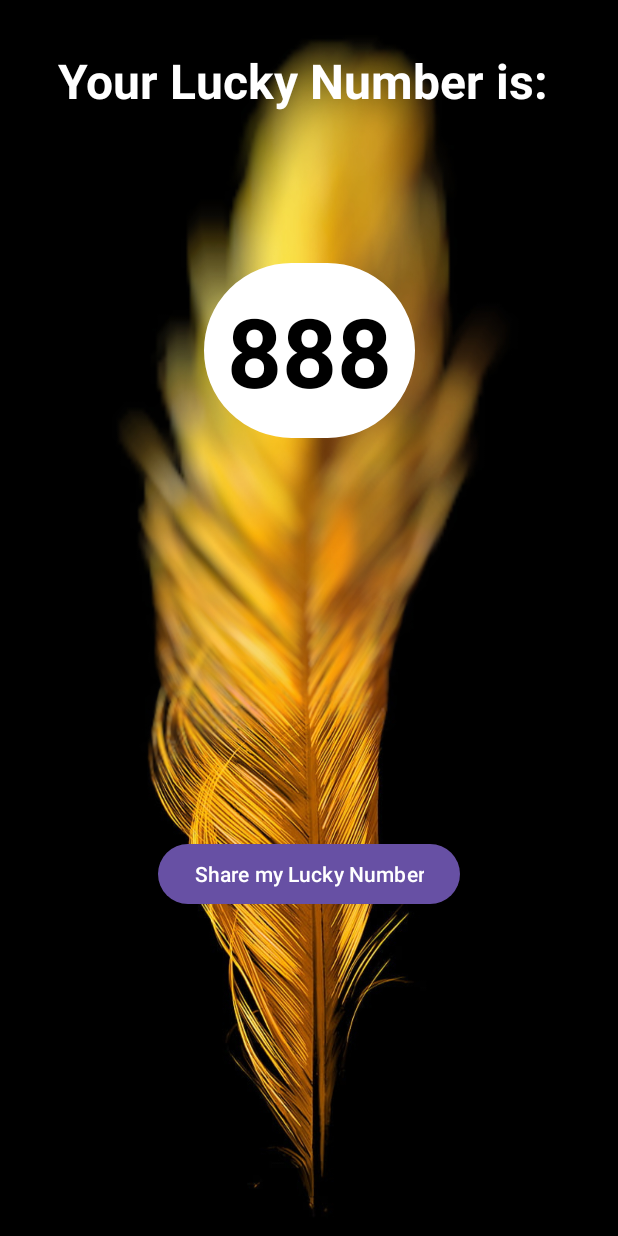
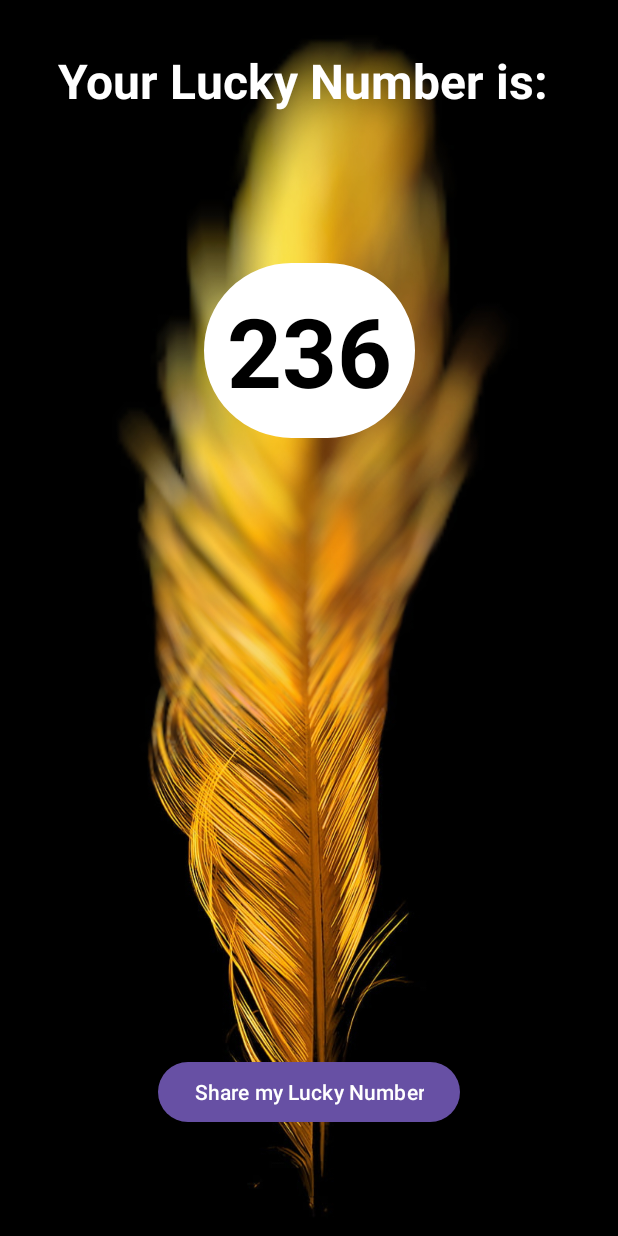
Before and after one commit to Luckka/luckyNumber, an Android app: the SecondActivity screen opened directly, with no data from a screen before it, on a phone screen of 412 x 824 dp. Run offline under Robolectric (Android 15) with nearby library versions, the phone set to English and light mode, and no system bars.

Commit message:
feat: creat secondActtivity and share number ramdon

```diff
--- a/app/src/main/java/com/example/luckynumber/SecondActivity.java
+++ b/app/src/main/java/com/example/luckynumber/SecondActivity.java
@@ -2,13 +2,65 @@ package com.example.luckynumber;
 
 import androidx.appcompat.app.AppCompatActivity;
 
+import android.content.Intent;
 import android.os.Bundle;
+import android.view.View;
+import android.widget.Button;
+import android.widget.TextView;
+
+import java.util.Random;
 
 public class SecondActivity extends AppCompatActivity {
+
+    TextView welcomeTxt, luckyNumberTxt;
+
+    Button share_btn;
 
     @Override
     protected void onCreate(Bundle savedInstanceState) {
         super.onCreate(savedInstanceState);
         setContentView(R.layout.activity_second);
+
+        welcomeTxt = findViewById(R.id.textView2);
+        luckyNumberTxt = findViewById(R.id.lucky_number_txt);
+        share_btn = findViewById(R.id.share_btn);
+
+        Intent i = getIntent();
+
+        String userName = i.getStringExtra("name");
+
+        int random_num = generateRandomNumber();
+
+        luckyNumberTxt.setText("" + random_num);
+
+        share_btn.setOnClickListener(new View.OnClickListener() {
+            @Override
+            public void onClick(View v) {
+                shareData(userName, random_num);
+            }
+        });
+
+    }
+
+    public int generateRandomNumber(){
+        Random random = new Random();
+
+        int upper_limit = 1000;
+
+        int randomNumberGenerated = random.nextInt(upper_limit);
+
+        return randomNumberGenerated;
+    }
+
+    public void shareData(String username, int randomNum){
+        Intent i = new Intent(Intent.ACTION_SEND);
+        i.setType("text/plain");
+
+        i.putExtra(Intent.EXTRA_SUBJECT, username + " got lucky today");
+
+        i.putExtra(Intent.EXTRA_TEXT, "His Lucky Number is: " + randomNum);
+
+        startActivity(Intent.createChooser(i, "Choose a Platform"));
+
     }
 }
--- a/app/src/main/res/layout/activity_main.xml
+++ b/app/src/main/res/layout/activity_main.xml
@@ -8,7 +8,7 @@
     tools:context=".MainActivity">
 
     <TextView
-        android:id="@+id/textView2"
+        android:id="@+id/text"
         android:layout_width="wrap_content"
         android:layout_height="wrap_content"
         android:layout_marginTop="85dp"
@@ -37,7 +37,7 @@
         android:textSize="16sp"
         app:layout_constraintEnd_toEndOf="parent"
         app:layout_constraintStart_toStartOf="parent"
-        app:layout_constraintTop_toBottomOf="@+id/textView2" />
+        app:layout_constraintTop_toBottomOf="@+id/text" />
 
     <Button
         android:id="@+id/btn"
@@ -59,6 +59,6 @@
         app:layout_constraintBottom_toBottomOf="parent"
         app:layout_constraintEnd_toEndOf="parent"
         app:layout_constraintStart_toStartOf="parent"
-        app:layout_constraintTop_toBottomOf="@+id/textView2" />
+        app:layout_constraintTop_toBottomOf="@+id/text" />
 
 </androidx.constraintlayout.widget.ConstraintLayout>
--- a/app/src/main/res/layout/activity_second.xml
+++ b/app/src/main/res/layout/activity_second.xml
@@ -40,7 +40,7 @@
         android:id="@+id/share_btn"
         android:layout_width="wrap_content"
         android:layout_height="wrap_content"
-        android:layout_marginBottom="217dp"
+        android:layout_marginBottom="72dp"
 
 
         android:text="Share my Lucky Number"
```
Also changed, not shown: app/src/main/java/com/example/luckynumber/MainActivity.java (+32 -0 lines).
